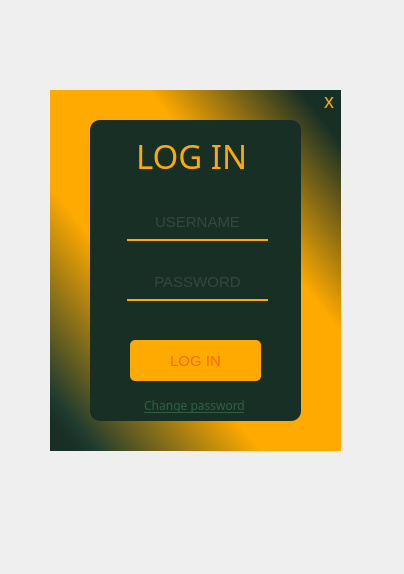
This is Menu/loginEng.ui in wik-kwik/Oczko as Qt 5 draws it before an edit. The edited form follows.
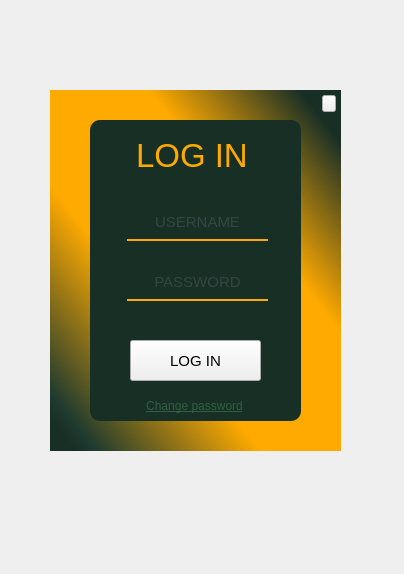
This is the edited form.

Diff of the .ui file:
```diff
--- a/Menu/loginEng.ui
+++ b/Menu/loginEng.ui
@@ -67,7 +67,6 @@
    </property>
    <property name="font">
     <font>
-     <family>Microsoft YaHei</family>
      <pointsize>25</pointsize>
      <bold>false</bold>
     </font>
@@ -141,7 +140,7 @@
     <string>PASSWORD</string>
    </property>
   </widget>
-  <widget class="QPushButton" name="pushButton">
+  <widget class="QPushButton" name="loginButton">
    <property name="geometry">
     <rect>
      <x>130</x>
@@ -214,7 +213,6 @@
    </property>
    <property name="font">
     <font>
-     <family>Microsoft YaHei UI Light</family>
      <underline>true</underline>
     </font>
    </property>
@@ -251,6 +249,22 @@
     <string>x</string>
    </property>
   </widget>
+  <widget class="QPushButton" name="closeButton">
+   <property name="geometry">
+    <rect>
+     <x>322</x>
+     <y>95</y>
+     <width>14</width>
+     <height>17</height>
+    </rect>
+   </property>
+   <property name="styleSheet">
+    <string notr="true">QPushButton { background-color: transparent; border: 0px };</string>
+   </property>
+   <property name="text">
+    <string/>
+   </property>
+  </widget>
  </widget>
  <resources/>
  <connections/>
```
